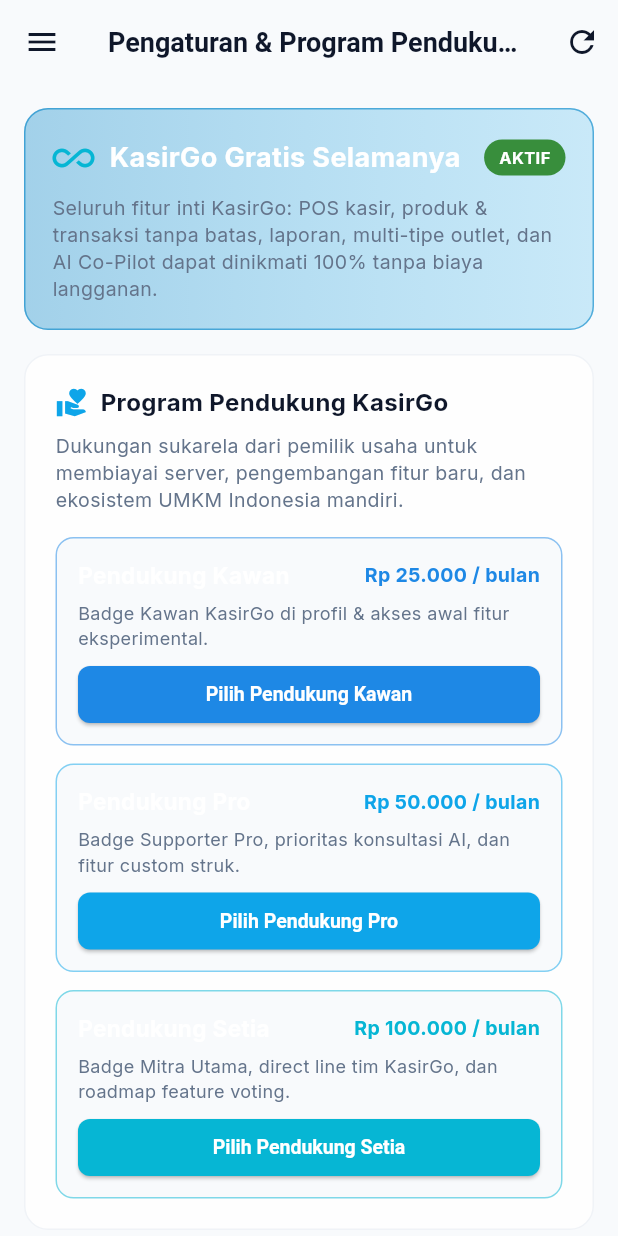
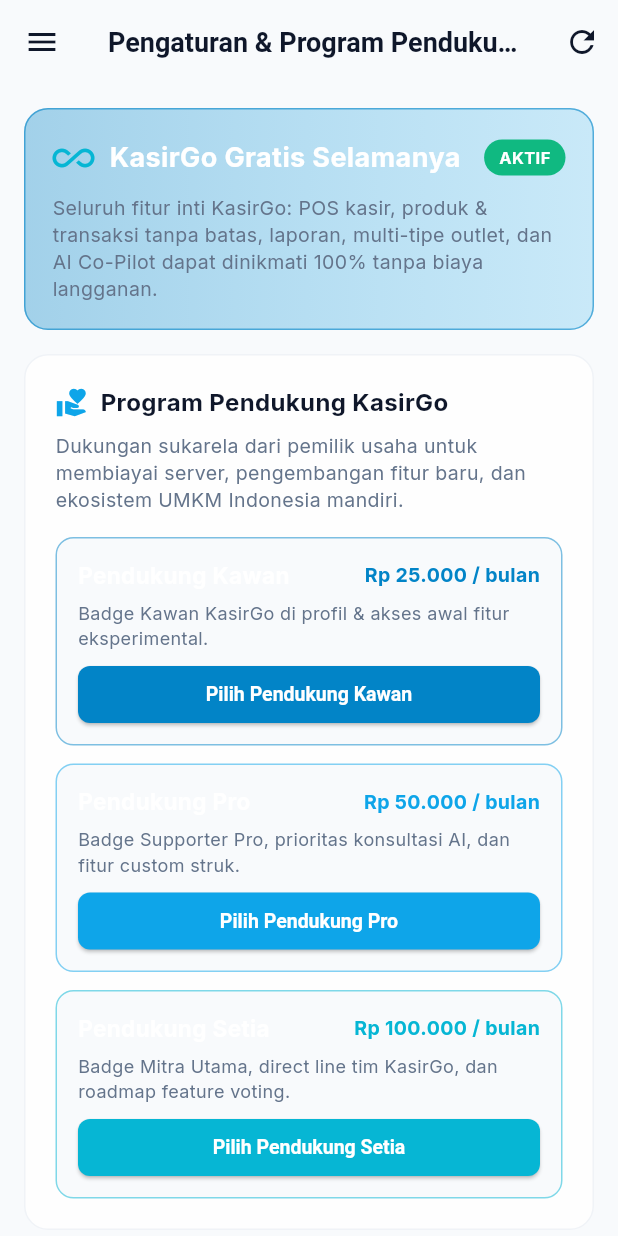
Before and after one commit to ikhlassabar2021-create/kasirgo, a Flutter app: the SettingsScreen screen opened by its route, on a phone screen of 412 x 824 dp. Run offline on Flutter 3.47's test engine with Material 3 defaults, Android fonts, the phone set to English and light mode, and no system bars; our stand-ins replace connectivity_plus, fl_chart, flutter_riverpod, flutter_secure_storage, go_router, google_fonts and 5 more; missing offline and left inert: barcode, excel, mobile_scanner, sqlite3; accounts and stored records are empty; network calls fail.

Commit message:
progress: ST7.6-2 retrofit owner core screens to Ocean White tokens Co-authored-by: monkeycode-ai <monkeycode-ai@chaitin.com>

```diff
--- a/kasirgo/lib/screens/owner/owner_home_screen.dart
+++ b/kasirgo/lib/screens/owner/owner_home_screen.dart
@@ -80,7 +80,7 @@
       'title': isPassed ? 'Produk Kedaluwarsa: ${p.name}' : 'Mendekati Kedaluwarsa: ${p.name}',
       'message': 'Expired: ${p.expiredDate.toString().split(' ')[0]}',
       'icon': Icons.timer_outlined,
-      'color': Colors.redAccent,
+      'color': AppTheme.errorColor,
     });
   }
   for (final fs in flashSale) {
@@ -733,7 +733,7 @@
         if (lowMargin.isNotEmpty)
           _AICard(
             icon: Icons.trending_down_rounded,
-            color: Colors.orange,
+            color: AppTheme.warningColor,
             title: 'Margin Rendah (${lowMargin.length} produk)',
             body: lowMargin.take(3).map((p) => p.name as String).join(', '),
           ),
@@ -841,7 +841,7 @@
         icon: Icons.storefront_rounded,
         title: 'Katalog Online',
         subtitle: 'Web Katalog WA',
-        color: Colors.blueAccent,
+        color: AppTheme.primaryColor,
         onTap: () => Navigator.push(context, MaterialPageRoute(builder: (_) => const OnlineCatalogScreen())),
       ),
     );
--- a/kasirgo/lib/screens/owner/product_form_screen.dart
+++ b/kasirgo/lib/screens/owner/product_form_screen.dart
@@ -900,7 +900,7 @@
         padding: const EdgeInsets.only(top: 8),
         child: Text(
           'Format barcode tidak valid untuk Code128',
-          style: TextStyle(color: Colors.amber.shade300, fontSize: 11),
+          style: TextStyle(color: AppTheme.warningColor, fontSize: 11),
         ),
       );
     }
@@ -909,9 +909,9 @@
       margin: const EdgeInsets.only(top: 10),
       padding: const EdgeInsets.symmetric(horizontal: 16, vertical: 12),
       decoration: BoxDecoration(
-        color: Colors.white,
+        color: AppTheme.surfaceColor,
         borderRadius: BorderRadius.circular(12),
-        border: Border.all(color: Colors.grey.shade300),
+        border: Border.all(color: AppTheme.borderColor),
       ),
       child: Column(
         children: [
--- a/kasirgo/lib/screens/owner/settings_screen.dart
+++ b/kasirgo/lib/screens/owner/settings_screen.dart
@@ -204,7 +204,7 @@
         ScaffoldMessenger.of(context).showSnackBar(
           SnackBar(
             content: Text('Terima kasih! Dukungan $tierLabel berhasil diaktifkan.'),
-            backgroundColor: Colors.green,
+            backgroundColor: AppTheme.successColor,
           ),
         );
       }
@@ -328,7 +328,7 @@
               Container(
                 padding: const EdgeInsets.symmetric(horizontal: 10, vertical: 4),
                 decoration: BoxDecoration(
-                  color: Colors.green.shade700,
+                  color: AppTheme.successColor,
                   borderRadius: BorderRadius.circular(20),
                 ),
                 child: const Text(
@@ -413,7 +413,7 @@
             tier: 'pendukung',
             amount: 25000,
             desc: 'Badge Kawan KasirGo di profil & akses awal fitur eksperimental.',
-            color: Colors.blue.shade600,
+            color: AppTheme.primaryColor,
           ),
           const SizedBox(height: 12),
           _buildSupporterTierTile(
@@ -454,7 +454,7 @@
         color: AppTheme.backgroundColor,
         borderRadius: BorderRadius.circular(12),
         border: Border.all(
-          color: isCurrent ? Colors.greenAccent : color.withValues(alpha: 0.5),
+          color: isCurrent ? AppTheme.successColor : color.withValues(alpha: 0.5),
           width: isCurrent ? 2 : 1,
         ),
       ),
@@ -472,7 +472,7 @@
                 Container(
                   padding: const EdgeInsets.symmetric(horizontal: 8, vertical: 2),
                   decoration: BoxDecoration(
-                    color: Colors.green.shade700,
+                    color: AppTheme.successColor,
                     borderRadius: BorderRadius.circular(12),
                   ),
                   child: const Text('AKTIF', style: TextStyle(fontSize: 10, fontWeight: FontWeight.bold, color: Colors.white)),
@@ -493,7 +493,7 @@
             child: ElevatedButton(
               onPressed: () => _handleJoinSupporter(tier, amount, title),
               style: ElevatedButton.styleFrom(
-                backgroundColor: isCurrent ? Colors.green.shade700 : color,
+                backgroundColor: isCurrent ? AppTheme.successColor : color,
                 foregroundColor: Colors.white,
                 shape: RoundedRectangleBorder(borderRadius: BorderRadius.circular(8)),
               ),
```
Also changed, not shown: kasirgo/lib/screens/owner/employee_screen.dart (+8 -8 lines), kasirgo/lib/screens/owner/product_list_screen.dart (+6 -6 lines), 1 other file.
